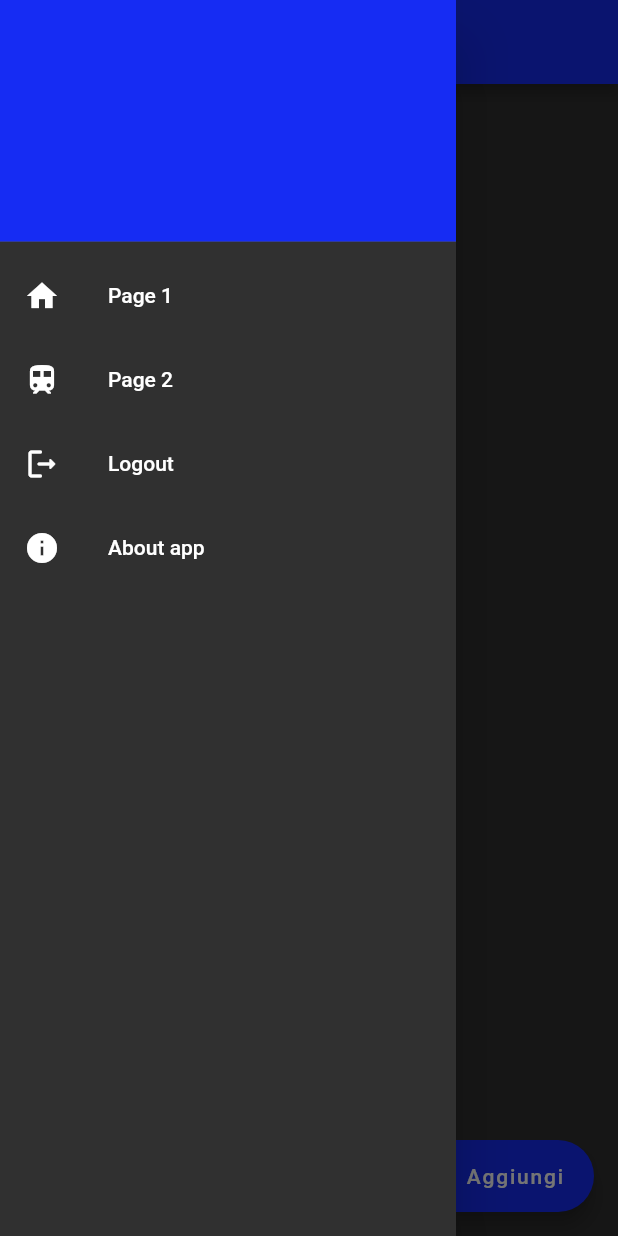
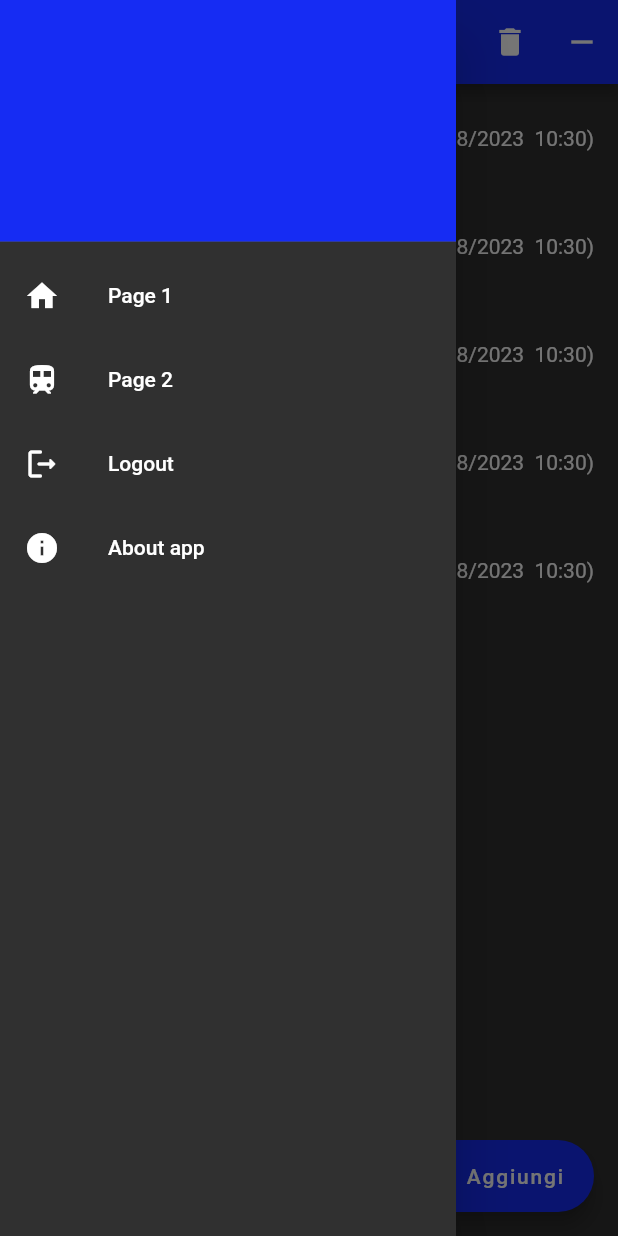
Before and after one commit to Matteo0301/app_raccolta_latte, a Flutter app: the HomePage screen opened directly with empty values, with the side drawer open, on a phone screen of 412 x 824 dp. Run offline on Flutter 3.47's test engine with Material 2 defaults, Android fonts, the light colour scheme and no system bars.

Commit message:
Main page graphics.

```diff
--- a/lib/collection.dart
+++ b/lib/collection.dart
@@ -5,4 +5,9 @@ class Collection {
   final String date;
 
   Collection(this.user, this.origin, this.quantity, this.date);
+
+  @override
+  String toString() {
+    return 'Collection{user: $user,  quantity: $quantity}';
+  }
 }
--- a/lib/collections_list.dart
+++ b/lib/collections_list.dart
@@ -11,28 +11,25 @@ class CollectionsList extends StatelessWidget {
       builder: (context, collections, child) {
         return Center(
             child: ListView.builder(
-                reverse: true,
                 itemCount: collections.items.length,
                 itemBuilder: (context, index) {
                   return ListTile(
                     title: Text(
-                        '${collections.items[collections.items.length - index - 1]}'),
+                        style: const TextStyle(fontSize: 20),
+                        'Conferente: ${collections.items[collections.items.length - index - 1].origin}'),
+                    subtitle: Text(
+                        'Quantità: ${collections.items[collections.items.length - index - 1].quantity}'),
+                    trailing: Text(
+                        '${collections.items[collections.items.length - index - 1].user}   (${collections.items[collections.items.length - index - 1].date})'),
+                    selected: collections.selected
+                        .contains(collections.items.length - index - 1),
+                    selectedTileColor: Colors.blue[100],
+                    onTap: () {
+                      collections
+                          .toggleSelected(collections.items.length - index - 1);
+                    },
                   );
-                })
-            /*Column(
-            mainAxisAlignment: MainAxisAlignment.center,
-            children: <Widget>[
-              const Text(
-                'You have pushed the button this many times:',
-              ),
-              Text(
-                '${collections.items.length}',
-                style: Theme.of(context).textTheme.headlineMedium,
-              ),
-
-            ],
-          ),*/
-            );
+                }));
       },
     );
   }
--- a/lib/collections_model.dart
+++ b/lib/collections_model.dart
@@ -1,41 +1,32 @@
 import 'dart:collection';
-
 import 'package:flutter/material.dart';
+import 'package:app_raccolta_latte/collection.dart';
 
 class CollectionsModel extends ChangeNotifier {
-  /// Internal, private state of the cart.
-  final List<int> _items = [
-    10,
-    20,
-    30,
-    40,
-    50,
-    60,
-    70,
-    80,
-    90,
-    100,
-    110,
-    120,
-    130,
-    140,
-    150,
-    160,
-    170,
-    180,
-    190,
-    200
+  final List<Collection> _items = [
+    Collection('user1', 'origin', 1,
+        '${DateTime.now().day}/${DateTime.now().month}/${DateTime.now().year}  ${DateTime.now().hour}:${DateTime.now().minute}'),
+    Collection('user2', 'origin', 2,
+        '${DateTime.now().day}/${DateTime.now().month}/${DateTime.now().year}  ${DateTime.now().hour}:${DateTime.now().minute}'),
+    Collection('user3', 'origin', 3,
+        '${DateTime.now().day}/${DateTime.now().month}/${DateTime.now().year}  ${DateTime.now().hour}:${DateTime.now().minute}'),
+    Collection('user4', 'origin', 4,
+        '${DateTime.now().day}/${DateTime.now().month}/${DateTime.now().year}  ${DateTime.now().hour}:${DateTime.now().minute}'),
+    Collection('user5', 'origin', 5,
+        '${DateTime.now().day}/${DateTime.now().month}/${DateTime.now().year}  ${DateTime.now().hour}:${DateTime.now().minute}'),
   ];
 
   /// An unmodifiable view of the items in the cart.
-  UnmodifiableListView<int> get items => UnmodifiableListView(_items);
+  UnmodifiableListView<Collection> get items => UnmodifiableListView(_items);
+
+  final Set<int> selected = {};
 
   /// The current total price of all items (assuming all items cost $42).
   int get totalPrice => _items.length * 42;
 
   /// Adds [item] to cart. This and [removeAll] are the only ways to modify the
   /// cart from the outside.
-  void add(int item) {
+  void add(Collection item) {
     _items.add(item);
     // This call tells the widgets that are listening to this model to rebuild.
     notifyListeners();
@@ -47,4 +38,26 @@ class CollectionsModel extends ChangeNotifier {
     // This call tells the widgets that are listening to this model to rebuild.
     notifyListeners();
   }
+
+  void toggleSelected(int index) {
+    if (!selected.contains(index)) {
+      selected.add(index);
+    } else {
+      selected.remove(index);
+    }
+    print(selected);
+    notifyListeners();
+  }
+
+  void removeSelected() {
+    final List<int> l = selected.toList();
+    l.sort();
+    for (int i in l.reversed) {
+      print(i);
+      _items.removeAt(i);
+    }
+    print(_items);
+    selected.clear();
+    notifyListeners();
+  }
 }
--- a/lib/home.dart
+++ b/lib/home.dart
@@ -2,7 +2,6 @@ import 'package:app_raccolta_latte/add_button.dart';
 import 'package:flutter/material.dart';
 import 'package:app_raccolta_latte/drawer.dart';
 import 'package:app_raccolta_latte/collections_list.dart';
-import 'package:flutter/services.dart';
 import 'package:provider/provider.dart';
 import 'package:app_raccolta_latte/collections_model.dart';
 
@@ -26,7 +25,7 @@ class Home extends StatelessWidget {
   }
 }
 
-class HomePage extends StatefulWidget {
+class HomePage extends StatelessWidget {
   const HomePage(
       {Key? key,
       required this.title,
@@ -37,58 +36,6 @@ class HomePage extends StatefulWidget {
   final String title;
   final String username;
   final bool admin;
-
-  @override
-  _HomePageState createState() => _HomePageState();
-}
-
-class _HomePageState extends State<HomePage> {
-  /*void inputPopup() {
-    showDialog(
-        context: context,
-        builder: (_) {
-          var quantityController = TextEditingController();
-          return AlertDialog(
-            title: const Text('Inserisci'),
-            content: Container(
-                padding: const EdgeInsets.all(10),
-                height: 100,
-                width: 100,
-                child: ListView(
-                  children: [
-                    TextFormField(
-                      controller: quantityController,
-                      keyboardType: TextInputType.number,
-                      inputFormatters: <TextInputFormatter>[
-                        FilteringTextInputFormatter.digitsOnly
-                      ],
-                      decoration: const InputDecoration(
-                          border: OutlineInputBorder(), labelText: 'Quantità'),
-                    )
-                  ],
-                )),
-            actions: [
-              TextButton(
-                onPressed: () => Navigator.pop(context),
-                child: const Text('Annulla'),
-              ),
-              TextButton(
-                onPressed: () {
-                  Navigator.pop(context, quantityController.text);
-                },
-                child: const Text('Aggiungi'),
-              ),
-            ],
-          );
-        }).then((value) => {
-          if (value != null)
-            {
-              setState(() {
-                _counter += int.parse(value);
-              })
-            }
-        });
-  }*/
 
   @override
   Widget build(BuildContext context) {
@@ -102,8 +49,8 @@ class _HomePageState extends State<HomePage> {
           Expanded(
             flex: 1,
             child: AppMenu(
-              username: widget.username,
-              admin: widget.admin,
+              username: username,
+              admin: admin,
             ),
           ),
           const Expanded(flex: 3, child: CollectionsList()),
@@ -115,17 +62,30 @@ class _HomePageState extends State<HomePage> {
       content = const CollectionsList();
       drawer = Drawer(
           child: AppMenu(
-        username: widget.username,
-        admin: widget.admin,
+        username: username,
+        admin: admin,
       ));
     }
     return ChangeNotifierProvider(
       create: (context) => CollectionsModel(),
       child: Scaffold(
           appBar: AppBar(
-              title: Text(widget.title),
+              title: Text(title),
               centerTitle: true,
               automaticallyImplyLeading: false,
+              actions: [
+                Consumer<CollectionsModel>(
+                  builder: (context, collections, child) {
+                    return IconButton(
+                        onPressed: () {
+                          collections.removeSelected();
+                        },
+                        icon: const Icon(Icons.delete));
+                  },
+                ),
+                // TODO this is here only to resolve a bug, should be removed when ready
+                IconButton(onPressed: () {}, icon: const Icon(Icons.remove)),
+              ],
               leading: !leading
                   ? null
                   : Builder(builder: (context) {
@@ -139,7 +99,7 @@ class _HomePageState extends State<HomePage> {
                       );
                     })),
           body: content,
-          floatingActionButton: const AddButton(),
+          floatingActionButton: AddButton(),
           drawer: drawer),
     );
   }
--- a/lib/login.dart
+++ b/lib/login.dart
@@ -33,7 +33,8 @@ class _LoginState extends State<Login> {
                 child: TextFormField(
                   controller: emailController,
                   decoration: const InputDecoration(
-                      border: OutlineInputBorder(), labelText: 'Username'),
+                      border: OutlineInputBorder(),
+                      labelText: AutofillHints.username),
                   validator: (value) {
                     if (value == null || value.isEmpty) {
                       return 'Inserisci il nome utente';
@@ -49,7 +50,8 @@ class _LoginState extends State<Login> {
                   controller: passwordController,
                   obscureText: true,
                   decoration: const InputDecoration(
-                      border: OutlineInputBorder(), labelText: 'Password'),
+                      border: OutlineInputBorder(),
+                      labelText: AutofillHints.password),
                   validator: (value) {
                     if (value == null || value.isEmpty) {
                       return 'Inserisci la password';
```
Also changed, not shown: lib/add_button.dart (+22 -7 lines).
